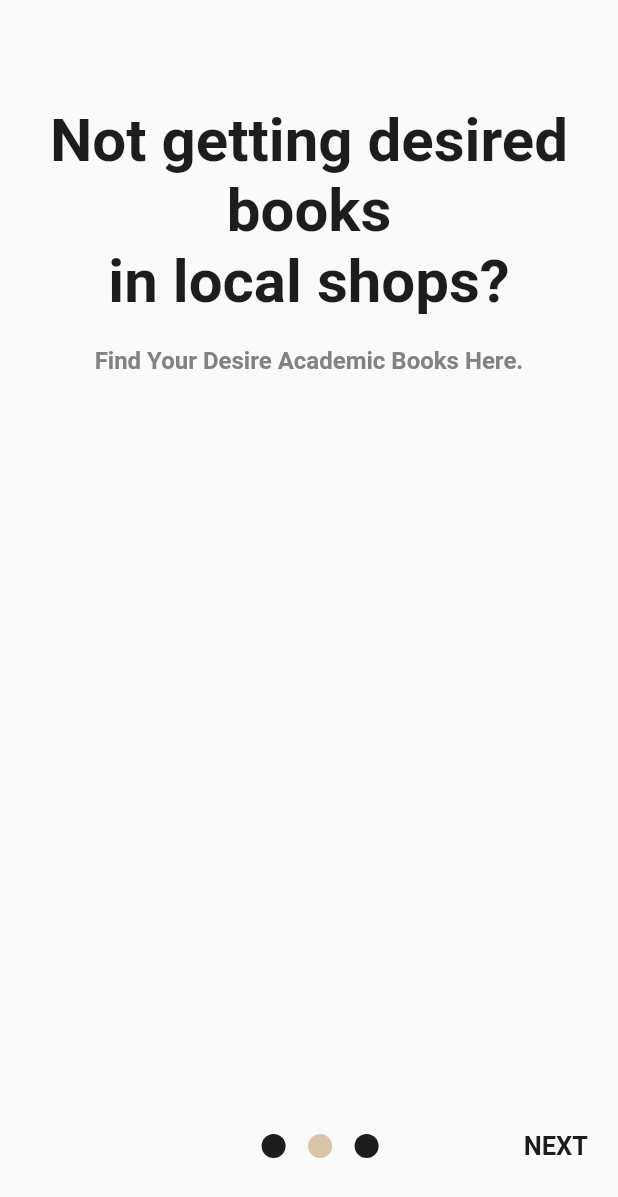
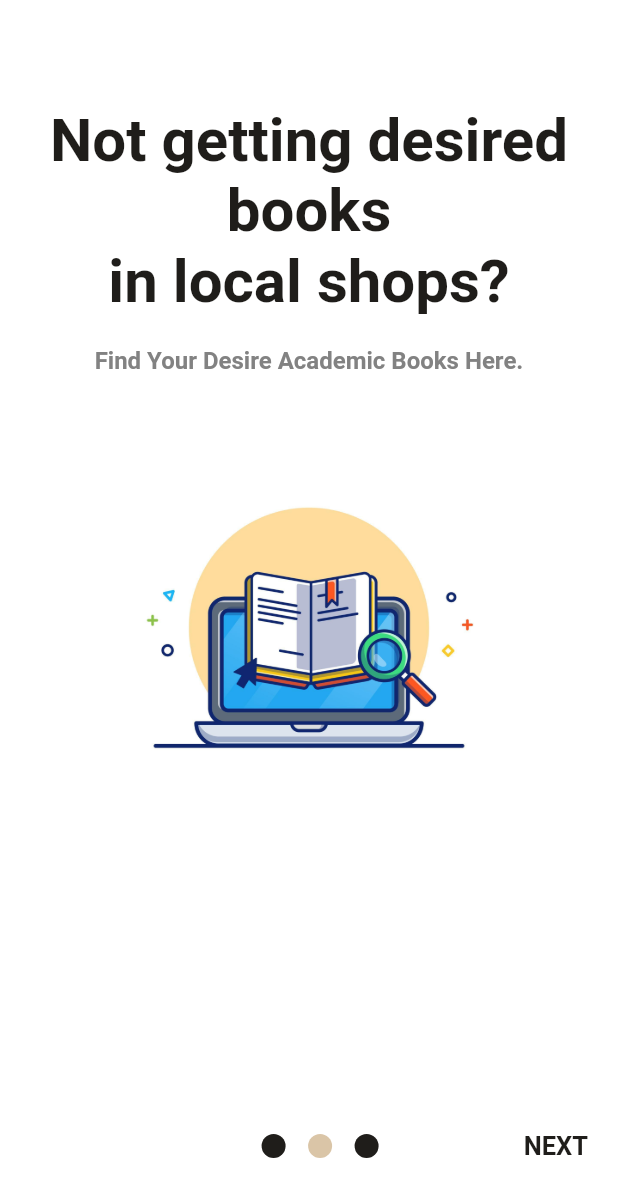
Before and after one commit to Nisa-fatima369/book_app, a Flutter app: the screen it shows after launch, after a tap on "NEXT", on a phone screen of 412 x 824 dp. Shown: the top 1197 px of the screen. Run offline on Flutter 3.47's test engine with Material 2 defaults, Android fonts, the phone set to English and light mode, and no system bars; drawn by our look-alikes of smooth_page_indicator; our stand-ins replace cached_network_image, cloud_firestore, dropdown_button2, expandable, firebase_auth, firebase_core and 10 more; accounts and stored records are empty.

Commit message:
new changes

```diff
--- a/lib/onboaring_screen/build_page.dart
+++ b/lib/onboaring_screen/build_page.dart
@@ -41,11 +41,11 @@ class BuildPage extends StatelessWidget {
             const SizedBox(
               height: 30,
             ),
-            // Image.asset(
-            //   urlImage,
-            //   width: 275,
-            //   height: 275,
-            // ),
+            Image.asset(
+              urlImage,
+              width: 275,
+              height: 275,
+            ),
           ],
         ),
       ),
--- a/lib/onboaring_screen/onboarding_screen.dart
+++ b/lib/onboaring_screen/onboarding_screen.dart
@@ -23,64 +23,66 @@ class _OnBoardingState extends State<OnBoarding> {
   Widget build(BuildContext context) {
     Size size = MediaQuery.of(context).size;
     return Scaffold(
+      backgroundColor: Colors.white,
       body: Container(
         padding: const EdgeInsets.only(bottom: 80),
         child: PageView(
-
           controller: controller,
           onPageChanged: (index) {
             setState(() => isLastPage = index == 2);
           },
           children: const [
             BuildPage(
-
-              urlImage: '',
+              urlImage: 'assets/book-swap.jpg',
               title: 'Exchanging \nBuying Books ',
               subtitle: 'Used and new secondhand books at great prices',
             ),
             BuildPage(
-              urlImage: '',
+              urlImage: 'assets/search-book.jpg',
               title: 'Not getting desired books\nin local shops?',
               subtitle: 'Find Your Desire Academic Books Here.',
             ),
             BuildPage(
-              urlImage: '',
+              urlImage: 'assets/donate-book.jpg',
               title: 'Sell Or Donate Your Old \nBooks With Us.',
-              subtitle:
-                  'If You Want To Sell Or Donate Your Old Books \nWe can Help.',
+              subtitle: 'If You Want To Sell Or Donate Your Old Books \nWe can Help.',
             ),
           ],
         ),
       ),
       bottomSheet: isLastPage
-          ? GestureDetector(
+          ? Container(
+              height: 70,
+              padding: const EdgeInsets.all(8.0),
+              child: GestureDetector(
                 child: TextButton(
+                  clipBehavior: Clip.antiAlias,
                   style: TextButton.styleFrom(
+                    shape: RoundedRectangleBorder(
+                      borderRadius: BorderRadius.circular(12),
+                    ),
                     foregroundColor: AppColors.unSelectedColor,
                     backgroundColor: AppColors.selectedColor,
                     minimumSize: const Size.fromHeight(80),
-
                   ),
                   onPressed: () async {
                     //navigate to choose page
                     final prefs = await SharedPreferences.getInstance();
                     prefs.setBool('showChoose', true);
-                  Navigator.of(context)
-                      .pushReplacementNamed(Routes.phoneScreen);
+                    Navigator.of(context).pushReplacementNamed(Routes.phoneScreen);
                   },
                   child: Text(
                     'Get Started',
                     textAlign: TextAlign.center,
-                  style: Theme.of(context)
-                      .textTheme
-                      .titleSmall!
-                      .copyWith(color: AppColors.titleMedium),
+                    style: Theme.of(context).textTheme.titleSmall!.copyWith(color: Colors.white),
+                  ),
                 ),
               ),
             )
           : Container(
               padding: const EdgeInsets.symmetric(horizontal: 20),
               height: 120,
+              color: Colors.white,
               child: Row(
                 mainAxisAlignment: MainAxisAlignment.spaceBetween,
                 children: [
--- a/lib/screens/phone_screen.dart
+++ b/lib/screens/phone_screen.dart
@@ -3,8 +3,6 @@ import 'package:book_app/theme/color.dart';
 import 'package:firebase_auth/firebase_auth.dart';
 import 'package:flutter/material.dart';
 import 'package:intl_phone_field/intl_phone_field.dart';
-
-
 
 class PhoneScreen extends StatefulWidget {
   const PhoneScreen({super.key});
@@ -69,10 +67,7 @@ class _PhoneScreenState extends State<PhoneScreen> {
             SizedBox(height: 18),
             Text(
               "Add your phone number. we'll send you a verification code so we know you're real",
-              style: Theme.of(context)
-                  .textTheme
-                  .titleMedium!
-                  .copyWith(color: AppColors.titleMedium),
+              style: Theme.of(context).textTheme.titleMedium!.copyWith(color: AppColors.titleMedium),
               textAlign: TextAlign.center,
             ),
             SizedBox(height: 20),
@@ -109,18 +104,30 @@ class _PhoneScreenState extends State<PhoneScreen> {
               child: SizedBox(
                 width: size.width * 0.3,
                 child: ElevatedButton(
+                  style: ElevatedButton.styleFrom(
+                    shape: RoundedRectangleBorder(
+                      borderRadius: BorderRadius.circular(12),
+                    ),
+                  ),
                   onPressed: () {
                     // _loginWithPhoneNumber(phonecontroller.text);
 
                     String phoneno = countrycode! + phonecontroller.text;
+                    if (phonecontroller.text=='') {
+                      ScaffoldMessenger.of(context).showSnackBar(
+                        const SnackBar(
+                          content: Text('Please enter phone number'),
+                          backgroundColor: Colors.red,
+                        ),
+                      );
+                    }
                     sendOTP(phoneno);
                   },
                   child: const Padding(
                     padding: EdgeInsets.all(17.0),
                     child: Text(
                       'Next',
-                      style:
-                          TextStyle(fontSize: 16, color: AppColors.filledColor),
+                      style: TextStyle(fontSize: 16, color: AppColors.filledColor),
                     ),
                   ),
                 ),
```
Also changed, not shown: pubspec.yaml (+16 -2 lines), assets/book-swap.jpg (added), assets/donate-book.jpg (added), assets/icon.png (added), assets/search-book.jpg (added), pubspec.lock, 27 other files. Lines whose indentation alone changed are shown as unchanged.
